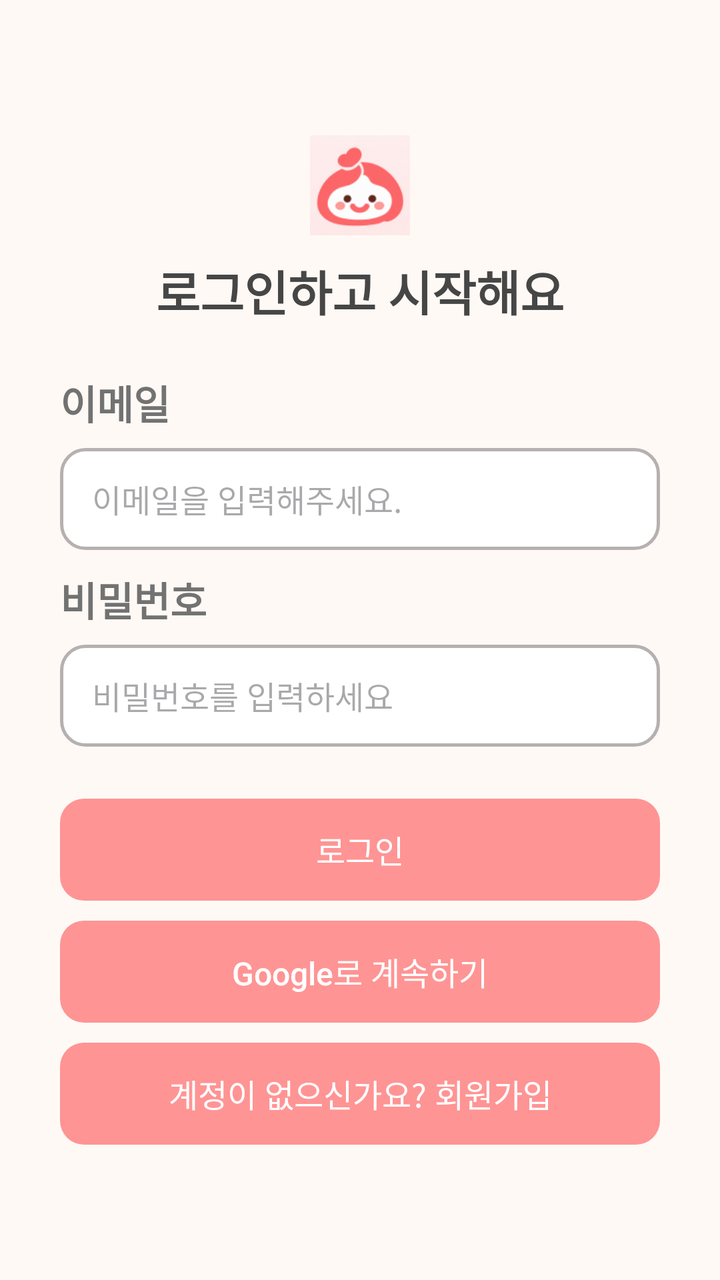
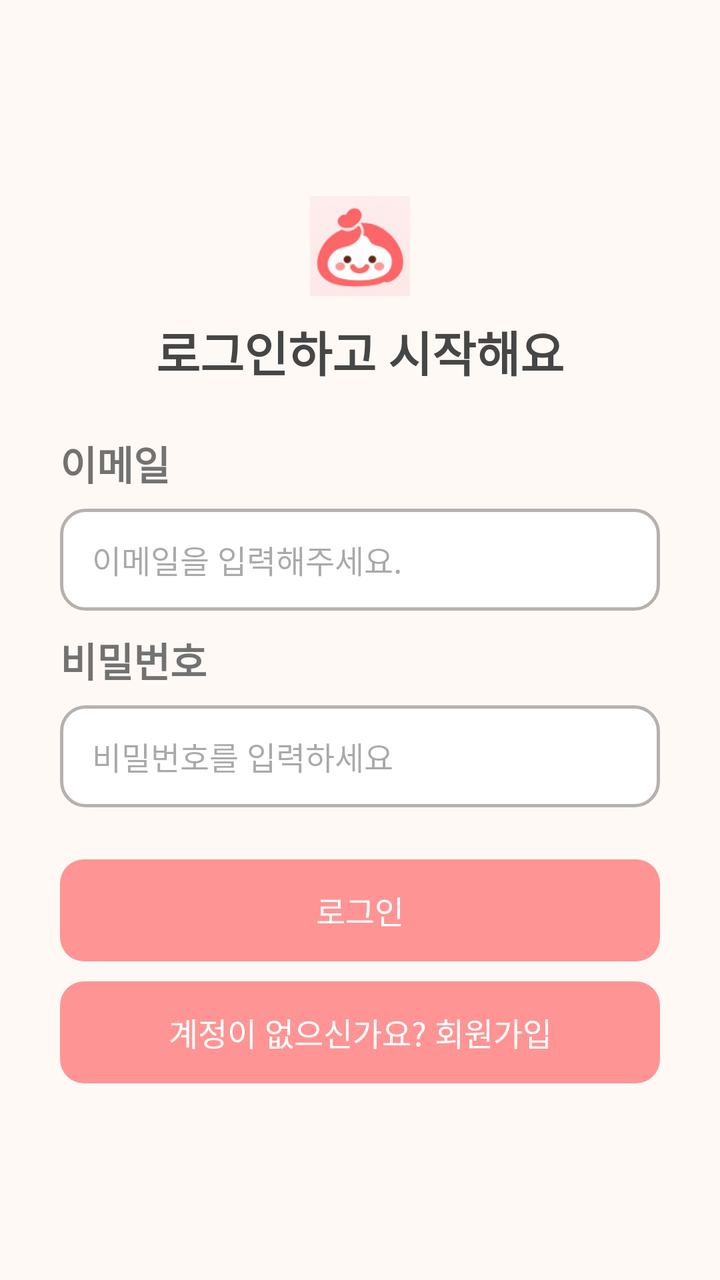

Two renders of the same Android screen: before a commit and after it. Below are the layout's source before the change and the commit's diff.
<!-- AndroidManifest.xml: application theme Theme.Maru -->
<!-- res/layout/activity_login.xml -->
<ScrollView xmlns:android="http://schemas.android.com/apk/res/android"
    android:id="@+id/loginRoot"
    android:layout_width="match_parent"
    android:layout_height="match_parent"
    android:background="#FFF9F5"
    android:fillViewport="true">
    <LinearLayout
        android:layout_width="match_parent"
        android:layout_height="wrap_content"
        android:gravity="center_vertical"
        android:orientation="vertical"
        android:paddingStart="30dp"
        android:paddingTop="28dp"
        android:paddingEnd="30dp"
        android:paddingBottom="28dp">
        <LinearLayout
            android:id="@+id/layoutLogin"
            android:layout_width="match_parent"
            android:layout_height="wrap_content"
            android:gravity="center_horizontal"
            android:orientation="vertical"
            android:visibility="visible">
            <ImageView android:layout_width="50dp" android:layout_height="50dp" android:contentDescription="@string/app_name" android:src="@drawable/maru_mark" />
            <TextView android:layout_width="match_parent" android:layout_height="wrap_content" android:layout_marginTop="10dp" android:layout_marginBottom="24dp" android:gravity="center" android:text="@string/login_title" android:textColor="#464646" android:textSize="24sp" android:textStyle="bold" />
            <TextView android:layout_width="match_parent" android:layout_height="wrap_content" android:text="@string/email_hint" android:textColor="#727272" android:textSize="20sp" android:textStyle="bold" />
            <EditText android:id="@+id/editLoginEmail" android:layout_width="match_parent" android:layout_height="51dp" android:layout_marginTop="8dp" android:layout_marginBottom="10dp" android:background="@drawable/bg_auth_input" android:hint="@string/email_entry_hint" android:inputType="textEmailAddress" android:autofillHints="emailAddress" android:maxLines="1" android:textSize="16sp" />
            <TextView android:layout_width="match_parent" android:layout_height="wrap_content" android:text="@string/password_hint" android:textColor="#727272" android:textSize="20sp" android:textStyle="bold" />
            <EditText android:id="@+id/editLoginPassword" android:layout_width="match_parent" android:layout_height="51dp" android:layout_marginTop="8dp" android:layout_marginBottom="10dp" android:background="@drawable/bg_auth_input" android:hint="@string/password_entry_hint" android:inputType="textPassword" android:autofillHints="password" android:maxLines="1" android:textSize="16sp" />
            <Button android:id="@+id/buttonLogin" android:layout_width="match_parent" android:layout_height="51dp" android:layout_marginTop="16dp" android:background="@drawable/bg_choice_button_primary" android:backgroundTint="@null" android:stateListAnimator="@null" android:textColor="#FFFFFF" android:textAllCaps="false" android:text="@string/login" android:textSize="16sp" />
            <Button android:id="@+id/btnGoogleLogin" android:layout_width="match_parent" android:layout_height="51dp" android:layout_marginTop="10dp" android:background="@drawable/bg_choice_button_primary" android:backgroundTint="@null" android:stateListAnimator="@null" android:textColor="#FFFFFF" android:textAllCaps="false" android:text="@string/google_login" android:textSize="16sp" />
            <Button android:id="@+id/buttonGoSignup" android:layout_width="match_parent" android:layout_height="51dp" android:layout_marginTop="10dp" android:background="@drawable/bg_choice_button_primary" android:backgroundTint="@null" android:stateListAnimator="@null" android:textColor="#FFFFFF" android:textAllCaps="false" android:text="@string/go_signup" android:textSize="16sp" />
        </LinearLayout>
        <LinearLayout
            android:id="@+id/layoutSignup"
            android:layout_width="match_parent"
            android:layout_height="wrap_content"
            android:orientation="vertical"
            android:visibility="gone">
            <ImageView android:layout_width="50dp" android:layout_height="50dp" android:layout_gravity="center_horizontal" android:contentDescription="@string/app_name" android:src="@drawable/maru_mark" />
            <TextView android:id="@+id/textSignupTitle" android:layout_width="match_parent" android:layout_height="wrap_content" android:layout_marginTop="10dp" android:gravity="center" android:text="@string/signup_title" android:textColor="#464646" android:textSize="24sp" android:textStyle="bold" />
            <TextView android:layout_width="match_parent" android:layout_height="wrap_content" android:layout_marginTop="8dp" android:layout_marginBottom="20dp" android:gravity="center" android:text="@string/signup_subtitle" android:textColor="#FF9494" android:textSize="20sp" android:textStyle="bold" />
            <TextView android:layout_width="match_parent" android:layout_height="wrap_content" android:text="@string/email_hint" android:textColor="#727272" android:textSize="18sp" android:textStyle="bold" />
            <EditText android:id="@+id/editSignupEmail" android:layout_width="match_parent" android:layout_height="51dp" android:layout_marginTop="6dp" android:layout_marginBottom="8dp" android:background="@drawable/bg_auth_input" android:hint="@string/email_entry_hint" android:inputType="textEmailAddress" android:autofillHints="emailAddress" android:maxLines="1" android:textSize="16sp" />
            <TextView android:layout_width="match_parent" android:layout_height="wrap_content" android:text="@string/password_hint" android:textColor="#727272" android:textSize="18sp" android:textStyle="bold" />
            <EditText android:id="@+id/editSignupPassword" android:layout_width="match_parent" android:layout_height="51dp" android:layout_marginTop="6dp" android:layout_marginBottom="8dp" android:background="@drawable/bg_auth_input" android:hint="@string/password_entry_hint" android:inputType="textPassword" android:autofillHints="newPassword" android:maxLines="1" android:textSize="16sp" />
            <TextView android:layout_width="match_parent" android:layout_height="wrap_content" android:text="@string/password_confirm_hint" android:textColor="#727272" android:textSize="18sp" android:textStyle="bold" />
            <EditText android:id="@+id/editSignupPasswordConfirm" android:layout_width="match_parent" android:layout_height="51dp" android:layout_marginTop="6dp" android:layout_marginBottom="8dp" android:background="@drawable/bg_auth_input" android:hint="@string/password_confirm_entry_hint" android:inputType="textPassword" android:autofillHints="newPassword" android:maxLines="1" android:textSize="16sp" />
            <TextView android:layout_width="match_parent" android:layout_height="wrap_content" android:text="@string/signup_username_label" android:textColor="#727272" android:textSize="18sp" android:textStyle="bold" />
            <EditText android:id="@+id/editSignupName" android:layout_width="match_parent" android:layout_height="51dp" android:layout_marginTop="6dp" android:layout_marginBottom="18dp" android:background="@drawable/bg_auth_input" android:hint="@string/signup_username_hint" android:inputType="textPersonName" android:maxLines="1" android:textSize="16sp" />
            <Button android:id="@+id/buttonSignup" android:layout_width="match_parent" android:layout_height="51dp" android:background="@drawable/bg_choice_button_primary" android:backgroundTint="@null" android:stateListAnimator="@null" android:textColor="#FFFFFF" android:textAllCaps="false" android:text="@string/signup_next" android:textSize="16sp" />
            <Button android:id="@+id/buttonBackLogin" android:layout_width="match_parent" android:layout_height="51dp" android:layout_marginTop="8dp" android:background="@drawable/bg_choice_button_primary" android:backgroundTint="@null" android:stateListAnimator="@null" android:textColor="#FFFFFF" android:textAllCaps="false" android:text="@string/back" android:textSize="16sp" />
        </LinearLayout>
        <LinearLayout
            android:id="@+id/layoutChildSignup"
            android:layout_width="match_parent"
            android:layout_height="wrap_content"
            android:orientation="vertical"
            android:visibility="gone">
            <LinearLayout android:id="@+id/childListStep" android:layout_width="match_parent" android:layout_height="wrap_content" android:orientation="vertical">
                <ImageView android:layout_width="42dp" android:layout_height="42dp" android:layout_gravity="center_horizontal" android:contentDescription="@string/app_name" android:src="@drawable/maru_mark" />
                <TextView android:layout_width="match_parent" android:layout_height="wrap_content" android:layout_marginTop="14dp" android:gravity="center" android:text="@string/child_signup_title" android:textColor="#292929" android:textSize="23sp" android:textStyle="bold" />
                <TextView android:layout_width="match_parent" android:layout_height="wrap_content" android:layout_marginTop="8dp" android:layout_marginBottom="20dp" android:gravity="center" android:text="@string/child_signup_description" android:textColor="#858585" android:textSize="14sp" />
                <Button android:id="@+id/buttonChildAdd" android:layout_width="match_parent" android:layout_height="48dp" android:background="@drawable/bg_choice_button_primary" android:backgroundTint="@null" android:stateListAnimator="@null" android:textColor="#FFFFFF" android:textAllCaps="false" android:text="@string/add_child" android:textSize="15sp" />
                <LinearLayout android:id="@+id/layoutPendingChildren" android:layout_width="match_parent" android:layout_height="wrap_content" android:layout_marginTop="12dp" android:orientation="vertical" />
                <Button android:id="@+id/buttonSignupComplete" android:layout_width="match_parent" android:layout_height="51dp" android:layout_marginTop="24dp" android:background="@drawable/bg_choice_button_primary" android:backgroundTint="@null" android:stateListAnimator="@null" android:textColor="#FFFFFF" android:textAllCaps="false" android:text="@string/child_signup_continue" android:textSize="16sp" />
                <Button android:id="@+id/buttonChildBack" android:layout_width="match_parent" android:layout_height="48dp" android:layout_marginTop="8dp" android:background="@drawable/bg_choice_button_primary" android:backgroundTint="@null" android:stateListAnimator="@null" android:textColor="#FFFFFF" android:textAllCaps="false" android:text="@string/back" android:textSize="15sp" />
            </LinearLayout>

            <LinearLayout android:id="@+id/childBasicStep" android:layout_width="match_parent" android:layout_height="wrap_content" android:orientation="vertical" android:visibility="gone">
                <LinearLayout android:id="@+id/childStepIndicators" android:layout_width="match_parent" android:layout_height="4dp" android:layout_marginBottom="22dp" android:orientation="horizontal">
                    <View android:id="@+id/childStepBar1" android:layout_width="0dp" android:layout_height="4dp" android:layout_weight="1" android:layout_marginEnd="5dp" android:background="#FF777E" />
                    <View android:id="@+id/childStepBar2" android:layout_width="0dp" android:layout_height="4dp" android:layout_weight="1" android:layout_marginEnd="5dp" android:background="#FFE4E2" />
                    <View android:id="@+id/childStepBar3" android:layout_width="0dp" android:layout_height="4dp" android:layout_weight="1" android:background="#FFE4E2" />
                </LinearLayout>
                <TextView android:layout_width="match_parent" android:layout_height="wrap_content" android:text="@string/child_basic_title" android:textColor="#292929" android:textSize="23sp" android:textStyle="bold" />
                <TextView android:layout_width="match_parent" android:layout_height="wrap_content" android:layout_marginTop="7dp" android:layout_marginBottom="15dp" android:text="@string/child_basic_description" android:textColor="#858585" android:textSize="14sp" />
                <FrameLayout android:layout_width="108dp" android:layout_height="108dp" android:layout_gravity="center_horizontal" android:layout_marginBottom="14dp" android:background="@drawable/bg_circle_white">
                    <ImageView android:layout_width="58dp" android:layout_height="58dp" android:layout_gravity="center" android:contentDescription="@string/child_avatar_description" android:src="@drawable/ic_person" android:tint="#FF9A9E" />
                </FrameLayout>
                <TextView android:layout_width="match_parent" android:layout_height="wrap_content" android:text="@string/child_name_label" android:textColor="#5C5C5C" android:textSize="14sp" android:textStyle="bold" />
                <EditText android:id="@+id/editChildName" android:layout_width="match_parent" android:layout_height="48dp" android:layout_marginTop="5dp" android:layout_marginBottom="12dp" android:background="@drawable/bg_auth_input" android:hint="@string/child_name_hint" android:inputType="textPersonName" android:maxLines="1" android:paddingStart="14dp" android:paddingEnd="14dp" android:textSize="14sp" />
                <TextView android:layout_width="match_parent" android:layout_height="wrap_content" android:text="@string/child_birthdate_label" android:textColor="#5C5C5C" android:textSize="14sp" android:textStyle="bold" />
                <Button android:id="@+id/buttonChildBirthDate" android:layout_width="match_parent" android:layout_height="48dp" android:layout_marginTop="5dp" android:background="@drawable/bg_auth_input" android:backgroundTint="@null" android:stateListAnimator="@null" android:gravity="center_vertical|start" android:paddingStart="14dp" android:text="@string/child_birthdate" android:textAllCaps="false" android:textColor="#777777" android:textSize="14sp" />
                <TextView android:layout_width="match_parent" android:layout_height="wrap_content" android:layout_marginTop="12dp" android:text="@string/child_gender_label" android:textColor="#5C5C5C" android:textSize="14sp" android:textStyle="bold" />
                <RadioGroup android:id="@+id/radioChildGender" android:layout_width="match_parent" android:layout_height="wrap_content" android:layout_marginTop="4dp" android:orientation="horizontal">
                    <RadioButton android:id="@+id/radioChildGenderGirl" android:layout_width="0dp" android:layout_height="44dp" android:layout_weight="1" android:buttonTint="#FF858B" android:text="@string/child_gender_girl" android:textColor="#555555" android:textSize="14sp" />
                    <RadioButton android:id="@+id/radioChildGenderBoy" android:layout_width="0dp" android:layout_height="44dp" android:layout_weight="1" android:buttonTint="#FF858B" android:text="@string/child_gender_boy" android:textColor="#555555" android:textSize="14sp" />
                </RadioGroup>
                <Button android:id="@+id/buttonChildBasicNext" android:layout_width="match_parent" android:layout_height="50dp" android:layout_marginTop="12dp" android:background="@drawable/bg_choice_button_primary" android:backgroundTint="@null" android:stateListAnimator="@null" android:text="@string/next" android:textAllCaps="false" android:textColor="#FFFFFF" android:textSize="16sp" />
                <Button android:id="@+id/buttonChildBasicBack" android:layout_width="match_parent" android:layout_height="46dp" android:layout_marginTop="5dp" android:background="@drawable/bg_choice_button_primary" android:backgroundTint="@null" android:stateListAnimator="@null" android:text="@string/back" android:textAllCaps="false" android:textColor="#FFFFFF" android:textSize="14sp" />
            </LinearLayout>

            <LinearLayout android:id="@+id/childInterestsStep" android:layout_width="match_parent" android:layout_height="wrap_content" android:orientation="vertical" android:visibility="gone">
                <LinearLayout android:layout_width="match_parent" android:layout_height="4dp" android:layout_marginBottom="22dp" android:orientation="horizontal">
                    <View android:layout_width="0dp" android:layout_height="4dp" android:layout_weight="1" android:layout_marginEnd="5dp" android:background="#FF777E" />
                    <View android:layout_width="0dp" android:layout_height="4dp" android:layout_weight="1" android:layout_marginEnd="5dp" android:background="#FF777E" />
                    <View android:layout_width="0dp" android:layout_height="4dp" android:layout_weight="1" android:background="#FFE4E2" />
                </LinearLayout>
                <TextView android:layout_width="match_parent" android:layout_height="wrap_content" android:text="@string/child_interests_title" android:textColor="#292929" android:textSize="23sp" android:textStyle="bold" />
                <TextView android:layout_width="match_parent" android:layout_height="wrap_content" android:layout_marginTop="7dp" android:layout_marginBottom="16dp" android:text="@string/child_interests_description" android:textColor="#858585" android:textSize="14sp" />
                <CheckBox android:id="@+id/checkInterestArt" android:layout_width="match_parent" android:layout_height="50dp" android:buttonTint="#FF858B" android:text="@string/interest_art" android:textColor="#555555" android:textSize="15sp" />
                <CheckBox android:id="@+id/checkInterestBooks" android:layout_width="match_parent" android:layout_height="50dp" android:buttonTint="#FF858B" android:text="@string/interest_books" android:textColor="#555555" android:textSize="15sp" />
                <CheckBox android:id="@+id/checkInterestNature" android:layout_width="match_parent" android:layout_height="50dp" android:buttonTint="#FF858B" android:text="@string/interest_nature" android:textColor="#555555" android:textSize="15sp" />
                <CheckBox android:id="@+id/checkInterestSports" android:layout_width="match_parent" android:layout_height="50dp" android:buttonTint="#FF858B" android:text="@string/interest_sports" android:textColor="#555555" android:textSize="15sp" />
                <CheckBox android:id="@+id/checkInterestMusic" android:layout_width="match_parent" android:layout_height="50dp" android:buttonTint="#FF858B" android:text="@string/interest_music" android:textColor="#555555" android:textSize="15sp" />
                <CheckBox android:id="@+id/checkInterestSocial" android:layout_width="match_parent" android:layout_height="50dp" android:buttonTint="#FF858B" android:text="@string/interest_social" android:textColor="#555555" android:textSize="15sp" />
                <Button android:id="@+id/buttonChildInterestNext" android:layout_width="match_parent" android:layout_height="50dp" android:layout_marginTop="16dp" android:background="@drawable/bg_choice_button_primary" android:backgroundTint="@null" android:stateListAnimator="@null" android:text="@string/next" android:textAllCaps="false" android:textColor="#FFFFFF" android:textSize="16sp" />
                <Button android:id="@+id/buttonChildInterestBack" android:layout_width="match_parent" android:layout_height="46dp" android:layout_marginTop="5dp" android:background="@drawable/bg_choice_button_primary" android:backgroundTint="@null" android:stateListAnimator="@null" android:text="@string/back" android:textAllCaps="false" android:textColor="#FFFFFF" android:textSize="14sp" />
            </LinearLayout>

            <LinearLayout android:id="@+id/childTraitsStep" android:layout_width="match_parent" android:layout_height="wrap_content" android:orientation="vertical" android:visibility="gone">
                <LinearLayout android:layout_width="match_parent" android:layout_height="4dp" android:layout_marginBottom="22dp" android:orientation="horizontal">
                    <View android:layout_width="0dp" android:layout_height="4dp" android:layout_weight="1" android:layout_marginEnd="5dp" android:background="#FF777E" />
                    <View android:layout_width="0dp" android:layout_height="4dp" android:layout_weight="1" android:layout_marginEnd="5dp" android:background="#FF777E" />
                    <View android:layout_width="0dp" android:layout_height="4dp" android:layout_weight="1" android:background="#FF777E" />
                </LinearLayout>
                <TextView android:layout_width="match_parent" android:layout_height="wrap_content" android:text="@string/child_traits_title" android:textColor="#292929" android:textSize="23sp" android:textStyle="bold" />
                <TextView android:layout_width="match_parent" android:layout_height="wrap_content" android:layout_marginTop="7dp" android:layout_marginBottom="14dp" android:text="@string/child_traits_description" android:textColor="#858585" android:textSize="14sp" />
                <CheckBox android:id="@+id/checkTraitActive" android:layout_width="match_parent" android:layout_height="48dp" android:buttonTint="#FF858B" android:text="@string/trait_active" android:textColor="#555555" android:textSize="14sp" />
                <CheckBox android:id="@+id/checkTraitCalm" android:layout_width="match_parent" android:layout_height="48dp" android:buttonTint="#FF858B" android:text="@string/trait_calm" android:textColor="#555555" android:textSize="14sp" />
                <CheckBox android:id="@+id/checkTraitCurious" android:layout_width="match_parent" android:layout_height="48dp" android:buttonTint="#FF858B" android:text="@string/trait_curious" android:textColor="#555555" android:textSize="14sp" />
                <CheckBox android:id="@+id/checkTraitSocial" android:layout_width="match_parent" android:layout_height="48dp" android:buttonTint="#FF858B" android:text="@string/trait_social" android:textColor="#555555" android:textSize="14sp" />
                <EditText android:id="@+id/editChildTraitNote" android:layout_width="match_parent" android:layout_height="80dp" android:layout_marginTop="8dp" android:background="@drawable/bg_auth_input" android:gravity="top" android:hint="@string/child_traits_note_hint" android:inputType="textMultiLine" android:padding="12dp" android:textSize="14sp" />
                <Button android:id="@+id/buttonChildTraitsNext" android:layout_width="match_parent" android:layout_height="50dp" android:layout_marginTop="16dp" android:background="@drawable/bg_choice_button_primary" android:backgroundTint="@null" android:stateListAnimator="@null" android:text="@string/next" android:textAllCaps="false" android:textColor="#FFFFFF" android:textSize="16sp" />
                <Button android:id="@+id/buttonChildTraitsBack" android:layout_width="match_parent" android:layout_height="46dp" android:layout_marginTop="5dp" android:background="@drawable/bg_choice_button_primary" android:backgroundTint="@null" android:stateListAnimator="@null" android:text="@string/back" android:textAllCaps="false" android:textColor="#FFFFFF" android:textSize="14sp" />
            </LinearLayout>

            <LinearLayout android:id="@+id/childDoneStep" android:layout_width="match_parent" android:layout_height="wrap_content" android:gravity="center_horizontal" android:orientation="vertical" android:visibility="gone">
                <ImageView android:layout_width="148dp" android:layout_height="148dp" android:layout_marginTop="36dp" android:contentDescription="@string/child_done_image_description" android:src="@drawable/img_parent_child" />
                <TextView android:layout_width="match_parent" android:layout_height="wrap_content" android:layout_marginTop="24dp" android:gravity="center" android:text="@string/child_done_title" android:textColor="#292929" android:textSize="22sp" android:textStyle="bold" />
                <TextView android:id="@+id/textChildDoneDescription" android:layout_width="match_parent" android:layout_height="wrap_content" android:layout_marginTop="10dp" android:layout_marginBottom="28dp" android:gravity="center" android:text="@string/child_done_description" android:textColor="#858585" android:textSize="14sp" />
                <Button android:id="@+id/buttonChildAddAnother" android:layout_width="match_parent" android:layout_height="48dp" android:background="@drawable/bg_choice_button_primary" android:backgroundTint="@null" android:stateListAnimator="@null" android:text="@string/child_add_another" android:textAllCaps="false" android:textColor="#FFFFFF" android:textSize="15sp" />
                <Button android:id="@+id/buttonChildDoneStart" android:layout_width="match_parent" android:layout_height="51dp" android:layout_marginTop="10dp" android:background="@drawable/bg_choice_button_primary" android:backgroundTint="@null" android:stateListAnimator="@null" android:text="@string/start" android:textAllCaps="false" android:textColor="#FFFFFF" android:textSize="16sp" />
            </LinearLayout>
        </LinearLayout>
        <LinearLayout android:id="@+id/layoutHome" android:layout_width="match_parent" android:layout_height="wrap_content" android:orientation="vertical" android:visibility="gone">
            <TextView android:layout_width="match_parent" android:layout_height="wrap_content" android:layout_marginBottom="16dp" android:textColor="#242424" android:textSize="24sp" android:text="@string/auth_home_title" />
            <TextView android:layout_width="match_parent" android:layout_height="wrap_content" android:layout_marginBottom="16dp" android:textColor="#242424" android:textSize="16sp" android:id="@+id/textUserEmail" />
            <TextView android:layout_width="match_parent" android:layout_height="wrap_content" android:layout_marginBottom="16dp" android:textColor="#242424" android:textSize="16sp" android:text="@string/auth_home_description" />
            <Button android:id="@+id/buttonLogout" android:layout_width="match_parent" android:layout_height="51dp" android:layout_marginTop="12dp" android:background="@drawable/bg_choice_button_primary" android:backgroundTint="@null" android:stateListAnimator="@null" android:textColor="#FFFFFF" android:textAllCaps="false" android:text="@string/logout" />
        </LinearLayout>
        <ProgressBar android:id="@+id/progressAuth" android:layout_width="wrap_content" android:layout_height="wrap_content" android:layout_gravity="center_horizontal" android:visibility="gone" />
    </LinearLayout>
</ScrollView>
<!-- resources referenced by this layout -->
<resources>
  <!-- drawable bg_choice_button_primary (drawable) -->
  <?xml version="1.0" encoding="utf-8"?>
  <shape xmlns:android="http://schemas.android.com/apk/res/android" android:shape="rectangle">
      <solid android:color="#FF9494" />
      <corners android:radius="12dp" />
  </shape>
  <!-- drawable bg_circle_white (drawable) -->
  <?xml version="1.0" encoding="utf-8"?>
  <shape xmlns:android="http://schemas.android.com/apk/res/android" android:shape="oval">
      <solid android:color="@color/white" />
  </shape>
  <string name="add_child">+ 아이 추가하기</string>
  <string name="app_name">Maru</string>
  <string name="auth_home_description">이메일 인증과 로그인이 완료되었습니다.</string>
  <string name="auth_home_title">마루에 오신 것을 환영해요</string>
  <string name="back">돌아가기</string>
  <string name="child_add_another">다른 아이 추가하기</string>
  <string name="child_avatar_description">아이 프로필 이미지</string>
  <string name="child_basic_description">생년월일로 나이를 자동 계산해요.</string>
  <string name="child_basic_title">아이의 기본 정보를\n입력해주세요</string>
  <string name="child_birthdate">생년월일 선택</string>
  <string name="child_birthdate_label">생년월일</string>
  <string name="child_done_description">입력한 정보를 바탕으로 아이에게 맞는\n교육과 체험을 추천해드릴게요.</string>
  <string name="child_done_image_description">아이 정보 등록 완료</string>
  <string name="child_done_title">아이 정보가 등록됐어요!</string>
  <string name="child_gender_boy">남아</string>
  <string name="child_gender_girl">여아</string>
  <string name="child_gender_label">성별</string>
  <string name="child_interests_description">관심 있는 분야를 모두 선택해 주세요.</string>
  <string name="child_interests_title">관심 분야를\n선택해주세요</string>
  <string name="child_name_hint">아이 이름</string>
  <string name="child_name_label">이름</string>
  <string name="child_signup_continue">가입하기</string>
  <string name="child_signup_description">아이에게 맞는 정보를 추천해드릴게요.</string>
  <string name="child_signup_title">우리 아이 정보를 입력해주세요.</string>
  <string name="child_traits_description">아이에게 더 잘 맞는 정보를 추천하는 데 참고할게요.</string>
  <string name="child_traits_note_hint">더 알려주고 싶은 점이 있으면 적어주세요 (선택)</string>
  <string name="child_traits_title">아이의 특성을\n알려주세요 (선택)</string>
  <string name="email_entry_hint">이메일을 입력해주세요.</string>
  <string name="email_hint">이메일</string>
  <string name="go_signup">계정이 없으신가요? 회원가입</string>
  <string name="google_login">Google로 계속하기</string>
  <string name="interest_art">미술·만들기</string>
  <string name="interest_books">책·학습</string>
  <string name="interest_music">음악·공연</string>
  <string name="interest_nature">자연·생태</string>
  <string name="interest_social">친구·사회성</string>
  <string name="interest_sports">체육·야외활동</string>
  <string name="login">로그인</string>
  <string name="login_title">로그인하고 시작해요</string>
  <string name="logout">로그아웃</string>
  <string name="next">다음</string>
  <string name="password_confirm_entry_hint">비밀번호를 다시 입력하세요</string>
  <string name="password_confirm_hint">비밀번호 확인</string>
  <string name="password_entry_hint">비밀번호를 입력하세요</string>
  <string name="password_hint">비밀번호</string>
  <string name="signup_next">다음</string>
  <string name="signup_subtitle">기본적인 정보를 입력해주세요.</string>
  <string name="signup_title">마루 회원가입</string>
  <string name="signup_username_hint">사용자 이름을 입력하세요</string>
  <string name="signup_username_label">사용자 이름</string>
  <string name="start">시작하기</string>
  <string name="trait_active">활동적인 편이에요</string>
  <string name="trait_calm">차분하게 관찰하는 편이에요</string>
  <string name="trait_curious">새로운 것을 좋아해요</string>
  <string name="trait_social">친구들과 함께하는 걸 좋아해요</string>
  <style name="Theme.Maru" parent="Base.Theme.Maru" />
  <color name="white">#FFFFFFFF</color>
  <color name="maru_pink">#FFF0506E</color>
  <color name="page_bg">#FFFFFBFB</color>
  <!-- unchanged entries left out for length: 5 -->
</resources>

<!-- the commit's change to res/layout/activity_login.xml (unified diff, before → after) -->
@@ -27,7 +27,7 @@
             <TextView android:layout_width="match_parent" android:layout_height="wrap_content" android:text="@string/password_hint" android:textColor="#727272" android:textSize="20sp" android:textStyle="bold" />
             <EditText android:id="@+id/editLoginPassword" android:layout_width="match_parent" android:layout_height="51dp" android:layout_marginTop="8dp" android:layout_marginBottom="10dp" android:background="@drawable/bg_auth_input" android:hint="@string/password_entry_hint" android:inputType="textPassword" android:autofillHints="password" android:maxLines="1" android:textSize="16sp" />
             <Button android:id="@+id/buttonLogin" android:layout_width="match_parent" android:layout_height="51dp" android:layout_marginTop="16dp" android:background="@drawable/bg_choice_button_primary" android:backgroundTint="@null" android:stateListAnimator="@null" android:textColor="#FFFFFF" android:textAllCaps="false" android:text="@string/login" android:textSize="16sp" />
-            <Button android:id="@+id/btnGoogleLogin" android:layout_width="match_parent" android:layout_height="51dp" android:layout_marginTop="10dp" android:background="@drawable/bg_choice_button_primary" android:backgroundTint="@null" android:stateListAnimator="@null" android:textColor="#FFFFFF" android:textAllCaps="false" android:text="@string/google_login" android:textSize="16sp" />
+
             <Button android:id="@+id/buttonGoSignup" android:layout_width="match_parent" android:layout_height="51dp" android:layout_marginTop="10dp" android:background="@drawable/bg_choice_button_primary" android:backgroundTint="@null" android:stateListAnimator="@null" android:textColor="#FFFFFF" android:textAllCaps="false" android:text="@string/go_signup" android:textSize="16sp" />
         </LinearLayout>
         <LinearLayout
<!-- resource entries referenced after the edit -->
@@ -41,7 +41,6 @@
   <string name="email_entry_hint">이메일을 입력해주세요.</string>
   <string name="email_hint">이메일</string>
   <string name="go_signup">계정이 없으신가요? 회원가입</string>
-  <string name="google_login">Google로 계속하기</string>
   <string name="interest_art">미술·만들기</string>
   <string name="interest_books">책·학습</string>
   <string name="interest_music">음악·공연</string>
